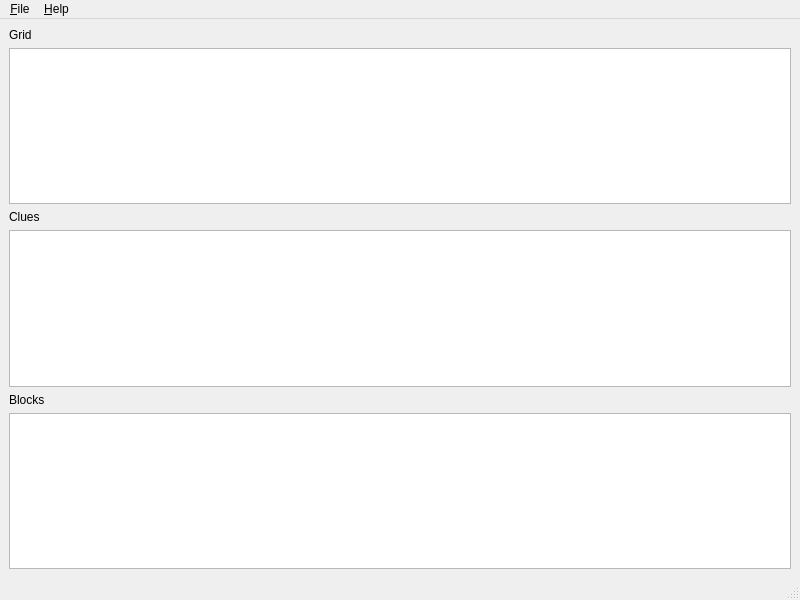
Qt form four_letter_blocks/main_window.ui (donkirkby/four-letter-blocks) before a commit.
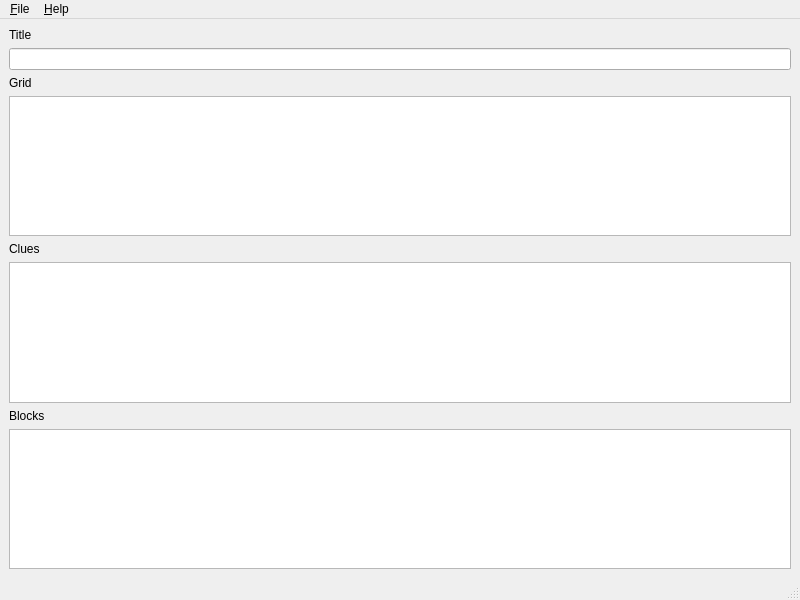
The same form after that commit. Custom widgets are drawn as their Qt base class.

Patch:
```diff
--- a/four_letter_blocks/main_window.ui
+++ b/four_letter_blocks/main_window.ui
@@ -15,6 +15,16 @@
   </property>
   <widget class="QWidget" name="centralwidget">
    <layout class="QVBoxLayout" name="verticalLayout">
+    <item>
+     <widget class="QLabel" name="title_label">
+      <property name="text">
+       <string>Title</string>
+      </property>
+     </widget>
+    </item>
+    <item>
+     <widget class="QLineEdit" name="title_text"/>
+    </item>
     <item>
      <widget class="QLabel" name="grid_label">
       <property name="text">
```
